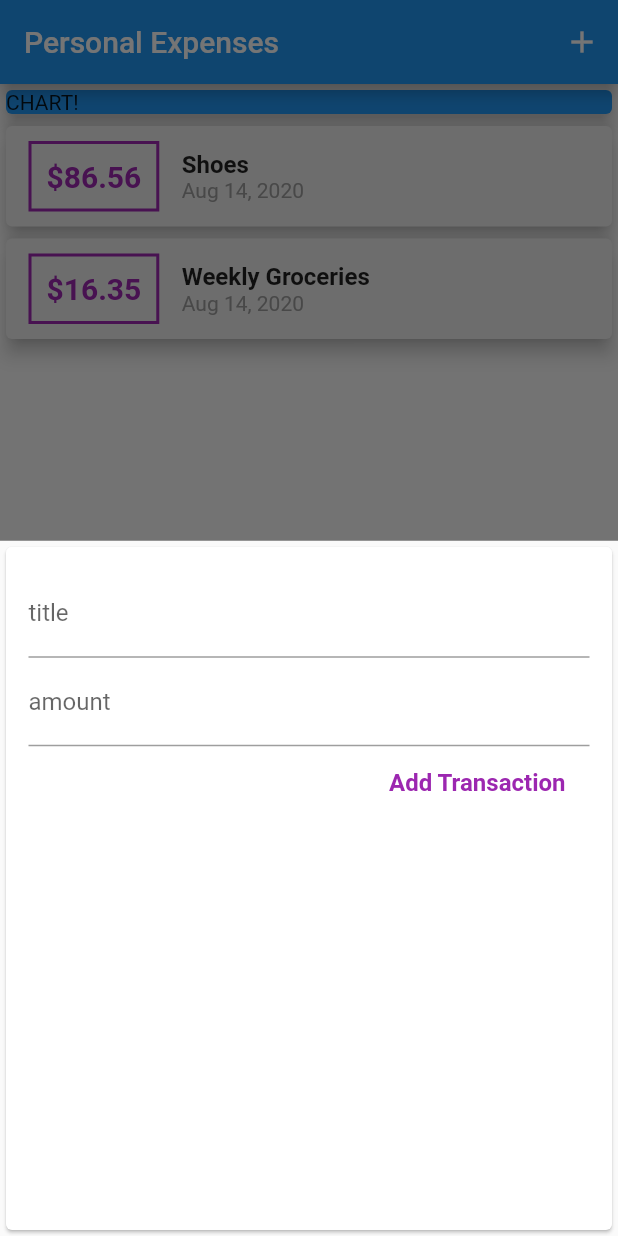
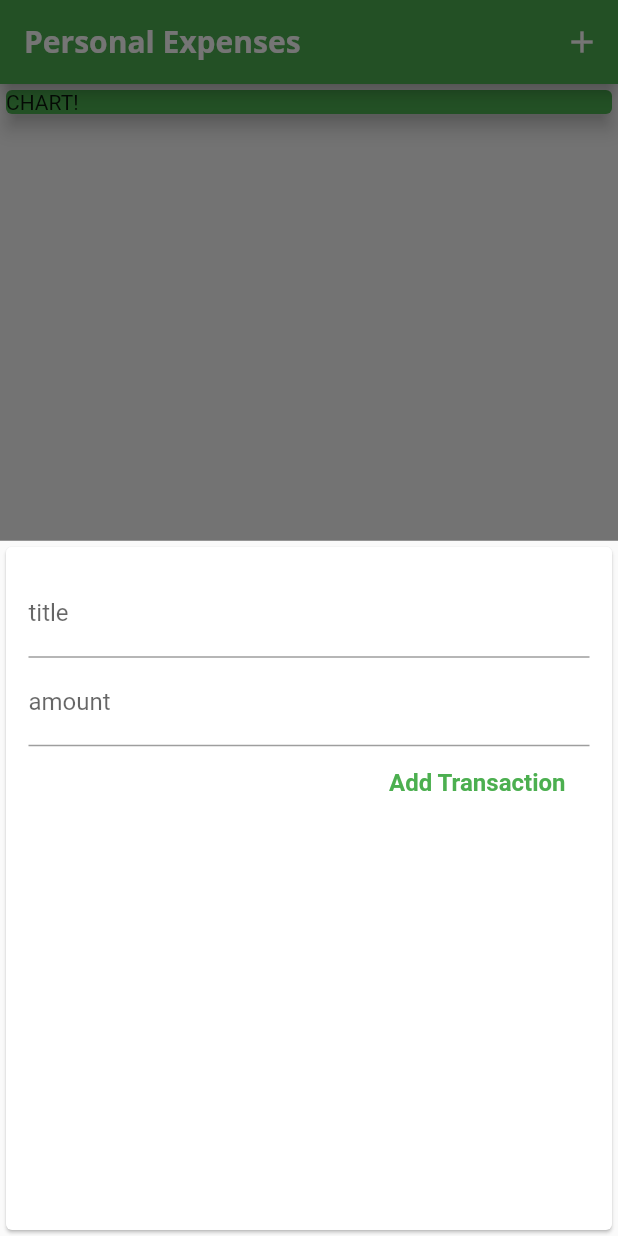
Before and after one commit to ksachchidanand/expanse-planner, a Flutter app: the screen it shows after launch, after a tap on the "add" icon, on a phone screen of 412 x 824 dp. Run offline on Flutter 3.47's test engine with Material 2 defaults, Android fonts, the phone set to English and light mode, and no system bars.

Commit message:
new font added and global theme added

```diff
--- a/lib/main.dart
+++ b/lib/main.dart
@@ -11,6 +11,27 @@ class MyApp extends StatelessWidget {
   Widget build(BuildContext context) {
     return MaterialApp(
       title: 'Personal Expenses',
+      theme: ThemeData(
+        primarySwatch: Colors.green,
+        accentColor: Colors.lightGreen,
+        fontFamily: 'Quicksand',
+        textTheme: ThemeData.light().textTheme.copyWith(
+              headline6: TextStyle(
+                fontFamily: 'OpenSans',
+                fontSize: 18,
+                fontWeight: FontWeight.bold,
+              ),
+            ),
+        appBarTheme: AppBarTheme(
+          textTheme: ThemeData.light().textTheme.copyWith(
+                headline6: TextStyle(
+                  fontFamily: 'OpenSans',
+                  fontSize: 20,
+                  fontWeight: FontWeight.bold,
+                ),
+              ),
+        ),
+      ),
       home: MyHomePage(),
     );
   }
@@ -23,18 +44,18 @@ class MyHomePage extends StatefulWidget {
 
 class _MyHomePageState extends State<MyHomePage> {
   final List<Transaction> _userTransactions = [
-    Transaction(
-      id: 't1',
-      title: 'Shoes',
-      amount: 86.56,
-      date: DateTime.now(),
-    ),
-    Transaction(
-      id: 't2',
-      title: 'Weekly Groceries',
-      amount: 16.35,
-      date: DateTime.now(),
-    ),
+    // Transaction(
+    //   id: 't1',
+    //   title: 'Shoes',
+    //   amount: 86.56,
+    //   date: DateTime.now(),
+    // ),
+    // Transaction(
+    //   id: 't2',
+    //   title: 'Weekly Groceries',
+    //   amount: 16.35,
+    //   date: DateTime.now(),
+    // ),
   ];
 
   _addNewTransaction(String title, double amount) {
@@ -63,7 +84,12 @@ class _MyHomePageState extends State<MyHomePage> {
   Widget build(BuildContext context) {
     return Scaffold(
       appBar: AppBar(
-        title: Text('Personal Expenses'),
+        title: Text(
+          'Personal Expenses',
+          // style: TextStyle(
+          //   fontFamily: 'Open Sans',
+          // ),
+        ),
         actions: [
           IconButton(
             icon: Icon(Icons.add),
@@ -78,7 +104,7 @@ class _MyHomePageState extends State<MyHomePage> {
           Container(
             width: double.infinity,
             child: Card(
-              color: Colors.blue,
+              color: Colors.green,
               child: Text('CHART!'),
               elevation: 5,
             ),
--- a/lib/widgets/new_transaction.dart
+++ b/lib/widgets/new_transaction.dart
@@ -51,7 +51,7 @@ class _NewTransactionState extends State<NewTransaction> {
               child: Text(
                 'Add Transaction',
                 style: TextStyle(
-                  color: Colors.purple,
+                  color: Theme.of(context).primaryColor,
                   fontWeight: FontWeight.bold,
                   fontSize: 16.0,
                 ),
--- a/lib/widgets/transaction_list.dart
+++ b/lib/widgets/transaction_list.dart
@@ -22,7 +22,7 @@ class TransactionList extends StatelessWidget {
                 child: Text(
                   '\$${transactions[index].amount.toStringAsFixed(2)}',
                   style: TextStyle(
-                    color: Colors.purple,
+                    color: Theme.of(context).primaryColor,
                     fontWeight: FontWeight.bold,
                     fontSize: 20.0,
                   ),
@@ -30,7 +30,7 @@ class TransactionList extends StatelessWidget {
                 decoration: BoxDecoration(
                   border: Border.all(
                     width: 2,
-                    color: Colors.purple,
+                    color: Theme.of(context).primaryColor,
                   ),
                 ),
                 margin: EdgeInsets.symmetric(
@@ -44,10 +44,7 @@ class TransactionList extends StatelessWidget {
                 children: [
                   Text(
                     transactions[index].title,
-                    style: TextStyle(
-                      fontWeight: FontWeight.bold,
-                      fontSize: 16,
-                    ),
+                    style: Theme.of(context).textTheme.headline6,
                   ),
                   Text(
                     DateFormat.yMMMd().format(DateTime.now()),
```
Also changed, not shown: pubspec.yaml (+13 -0 lines), assets/fonts/OpenSans-Bold.ttf (added), assets/fonts/OpenSans-Regular.ttf (added), assets/fonts/Quicksand-Bold.ttf (added), assets/fonts/Quicksand-Light.ttf (added), assets/fonts/Quicksand-Medium.ttf (added), assets/fonts/Quicksand-Regular.ttf (added), assets/images/waiting.png (added).
